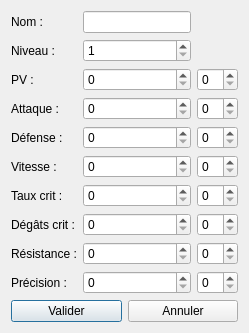
Old version of the form ui/ajout_personnage.ui in the repository johny34110/testaa.
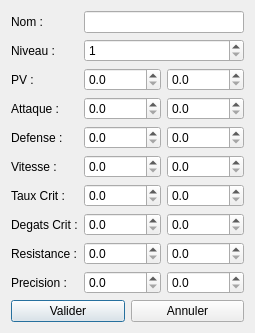
New version of the form.

Patch:
```diff
--- a/ui/ajout_personnage.ui
+++ b/ui/ajout_personnage.ui
@@ -15,9 +15,11 @@
        </property>
       </widget>
      </item>
-     <item row="0" column="1">
+     <item row="0" column="1" colspan="2">
       <widget class="QLineEdit" name="lineEditNom"/>
      </item>
+
+     <!-- Niveau -->
      <item row="1" column="0">
       <widget class="QLabel" name="labelNiveau">
        <property name="text">
@@ -25,7 +27,7 @@
        </property>
       </widget>
      </item>
-     <item row="1" column="1">
+     <item row="1" column="1" colspan="2">
       <widget class="QSpinBox" name="spinBoxNiveau">
        <property name="minimum">
         <number>1</number>
@@ -36,118 +38,52 @@
       </widget>
      </item>
 
-     <item row="2" column="0">
-      <widget class="QLabel" name="labelPV">
-       <property name="text">
-        <string>PV :</string>
-       </property>
-      </widget>
-     </item>
-     <item row="2" column="1">
-      <widget class="QSpinBox" name="spinBoxPVBase"/>
-     </item>
-     <item row="2" column="2">
-      <widget class="QSpinBox" name="spinBoxPVBonus"/>
-     </item>
-    
-     <item row="3" column="0">
-      <widget class="QLabel" name="labelAttaque">
-       <property name="text">
-        <string>Attaque :</string>
-       </property>
-      </widget>
-     </item>
-     <item row="3" column="1">
-      <widget class="QSpinBox" name="spinBoxAttaqueBase"/>
-     </item>
-     <item row="3" column="2">
-      <widget class="QSpinBox" name="spinBoxAttaqueBonus"/>
-     </item>
-    
-     <item row="4" column="0">
-      <widget class="QLabel" name="labelDéfense">
-       <property name="text">
-        <string>Défense :</string>
-       </property>
-      </widget>
-     </item>
-     <item row="4" column="1">
-      <widget class="QSpinBox" name="spinBoxDéfenseBase"/>
-     </item>
-     <item row="4" column="2">
-      <widget class="QSpinBox" name="spinBoxDéfenseBonus"/>
-     </item>
-    
-     <item row="5" column="0">
-      <widget class="QLabel" name="labelVitesse">
-       <property name="text">
-        <string>Vitesse :</string>
-       </property>
-      </widget>
-     </item>
-     <item row="5" column="1">
-      <widget class="QSpinBox" name="spinBoxVitesseBase"/>
-     </item>
-     <item row="5" column="2">
-      <widget class="QSpinBox" name="spinBoxVitesseBonus"/>
-     </item>
-    
-     <item row="6" column="0">
-      <widget class="QLabel" name="labelTauxcrit">
-       <property name="text">
-        <string>Taux crit :</string>
-       </property>
-      </widget>
-     </item>
-     <item row="6" column="1">
-      <widget class="QSpinBox" name="spinBoxTauxcritBase"/>
-     </item>
-     <item row="6" column="2">
-      <widget class="QSpinBox" name="spinBoxTauxcritBonus"/>
-     </item>
-    
-     <item row="7" column="0">
-      <widget class="QLabel" name="labelDégâtscrit">
-       <property name="text">
-        <string>Dégâts crit :</string>
-       </property>
-      </widget>
-     </item>
-     <item row="7" column="1">
-      <widget class="QSpinBox" name="spinBoxDégâtscritBase"/>
-     </item>
-     <item row="7" column="2">
-      <widget class="QSpinBox" name="spinBoxDégâtscritBonus"/>
-     </item>
-    
-     <item row="8" column="0">
-      <widget class="QLabel" name="labelRésistance">
-       <property name="text">
-        <string>Résistance :</string>
-       </property>
-      </widget>
-     </item>
-     <item row="8" column="1">
-      <widget class="QSpinBox" name="spinBoxRésistanceBase"/>
-     </item>
-     <item row="8" column="2">
-      <widget class="QSpinBox" name="spinBoxRésistanceBonus"/>
-     </item>
-    
-     <item row="9" column="0">
-      <widget class="QLabel" name="labelPrécision">
-       <property name="text">
-        <string>Précision :</string>
-       </property>
-      </widget>
-     </item>
-     <item row="9" column="1">
-      <widget class="QSpinBox" name="spinBoxPrécisionBase"/>
-     </item>
-     <item row="9" column="2">
-      <widget class="QSpinBox" name="spinBoxPrécisionBonus"/>
-     </item>
-    
+     <!-- Génération des stats -->
+     <!-- Pour chaque : label + base + bonus -->
+     <!-- Toutes avec decimals = 1 -->
+
+     <!-- Exemple pour PV -->
+     <!-- Les lignes suivantes suivent le même modèle -->
+
+     <!-- PV -->
+     <item row="2" column="0"><widget class="QLabel" name="labelPV"><property name="text"><string>PV :</string></property></widget></item>
+     <item row="2" column="1"><widget class="QDoubleSpinBox" name="spinBoxPVBase"><property name="decimals"><number>1</number></property><property name="minimum"><double>0.0</double></property><property name="maximum"><double>1000000.0</double></property></widget></item>
+     <item row="2" column="2"><widget class="QDoubleSpinBox" name="spinBoxPVBonus"><property name="decimals"><number>1</number></property><property name="minimum"><double>0.0</double></property><property name="maximum"><double>1000000.0</double></property></widget></item>
+
+     <!-- Attaque -->
+     <item row="3" column="0"><widget class="QLabel" name="labelAttaque"><property name="text"><string>Attaque :</string></property></widget></item>
+     <item row="3" column="1"><widget class="QDoubleSpinBox" name="spinBoxAttaqueBase"><property name="decimals"><number>1</number></property><property name="minimum"><double>0.0</double></property><property name="maximum"><double>1000000.0</double></property></widget></item>
+     <item row="3" column="2"><widget class="QDoubleSpinBox" name="spinBoxAttaqueBonus"><property name="decimals"><number>1</number></property><property name="minimum"><double>0.0</double></property><property name="maximum"><double>1000000.0</double></property></widget></item>
+
+     <!-- Defense -->
+     <item row="4" column="0"><widget class="QLabel" name="labelDefense"><property name="text"><string>Defense :</string></property></widget></item>
+     <item row="4" column="1"><widget class="QDoubleSpinBox" name="spinBoxDefenseBase"><property name="decimals"><number>1</number></property><property name="minimum"><double>0.0</double></property><property name="maximum"><double>1000000.0</double></property></widget></item>
+     <item row="4" column="2"><widget class="QDoubleSpinBox" name="spinBoxDefenseBonus"><property name="decimals"><number>1</number></property><property name="minimum"><double>0.0</double></property><property name="maximum"><double>1000000.0</double></property></widget></item>
+
+     <!-- Vitesse -->
+     <item row="5" column="0"><widget class="QLabel" name="labelVitesse"><property name="text"><string>Vitesse :</string></property></widget></item>
+     <item row="5" column="1"><widget class="QDoubleSpinBox" name="spinBoxVitesseBase"><property name="decimals"><number>1</number></property><property name="minimum"><double>0.0</double></property><property name="maximum"><double>1000000.0</double></property></widget></item>
+     <item row="5" column="2"><widget class="QDoubleSpinBox" name="spinBoxVitesseBonus"><property name="decimals"><number>1</number></property><property name="minimum"><double>0.0</double></property><property name="maximum"><double>1000000.0</double></property></widget></item>
+
+     <!-- Taux Crit -->
+     <item row="6" column="0"><widget class="QLabel" name="labelTauxcrit"><property name="text"><string>Taux Crit :</string></property></widget></item>
+     <item row="6" column="1"><widget class="QDoubleSpinBox" name="spinBoxTauxcritBase"><property name="decimals"><number>1</number></property><property name="minimum"><double>0.0</double></property><property name="maximum"><double>1000000.0</double></property></widget></item>
+     <item row="6" column="2"><widget class="QDoubleSpinBox" name="spinBoxTauxcritBonus"><property name="decimals"><number>1</number></property><property name="minimum"><double>0.0</double></property><property name="maximum"><double>1000000.0</double></property></widget></item>
+
+     <!-- Degats Crit -->
+     <item row="7" column="0"><widget class="QLabel" name="labelDegatsCrit"><property name="text"><string>Degats Crit :</string></property></widget></item>
+     <item row="7" column="1"><widget class="QDoubleSpinBox" name="spinBoxDegatsCritBase"><property name="decimals"><number>1</number></property><property name="minimum"><double>0.0</double></property><property name="maximum"><double>1000000.0</double></property></widget></item>
+     <item row="7" column="2"><widget class="QDoubleSpinBox" name="spinBoxDegatsCritBonus"><property name="decimals"><number>1</number></property><property name="minimum"><double>0.0</double></property><property name="maximum"><double>1000000.0</double></property></widget></item>
+
+     <!-- Resistance -->
+     <item row="8" column="0"><widget class="QLabel" name="labelResistance"><property name="text"><string>Resistance :</string></property></widget></item>
+     <item row="8" column="1"><widget class="QDoubleSpinBox" name="spinBoxResistanceBase"><property name="decimals"><number>1</number></property><property name="minimum"><double>0.0</double></property><property name="maximum"><double>1000000.0</double></property></widget></item>
+     <item row="8" column="2"><widget class="QDoubleSpinBox" name="spinBoxResistanceBonus"><property name="decimals"><number>1</number></property><property name="minimum"><double>0.0</double></property><property name="maximum"><double>1000000.0</double></property></widget></item>
+
+     <!-- Precision -->
+     <item row="9" column="0"><widget class="QLabel" name="labelPrecision"><property name="text"><string>Precision :</string></property></widget></item>
+     <item row="9" column="1"><widget class="QDoubleSpinBox" name="spinBoxPrecisionBase"><property name="decimals"><number>1</number></property><property name="minimum"><double>0.0</double></property><property name="maximum"><double>1000000.0</double></property></widget></item>
+     <item row="9" column="2"><widget class="QDoubleSpinBox" name="spinBoxPrecisionBonus"><property name="decimals"><number>1</number></property><property name="minimum"><double>0.0</double></property><property name="maximum"><double>1000000.0</double></property></widget></item>
     </layout>
    </item>
    <item>
```
Left out of the diff: 32 changed lines with no effect on the pictures.
